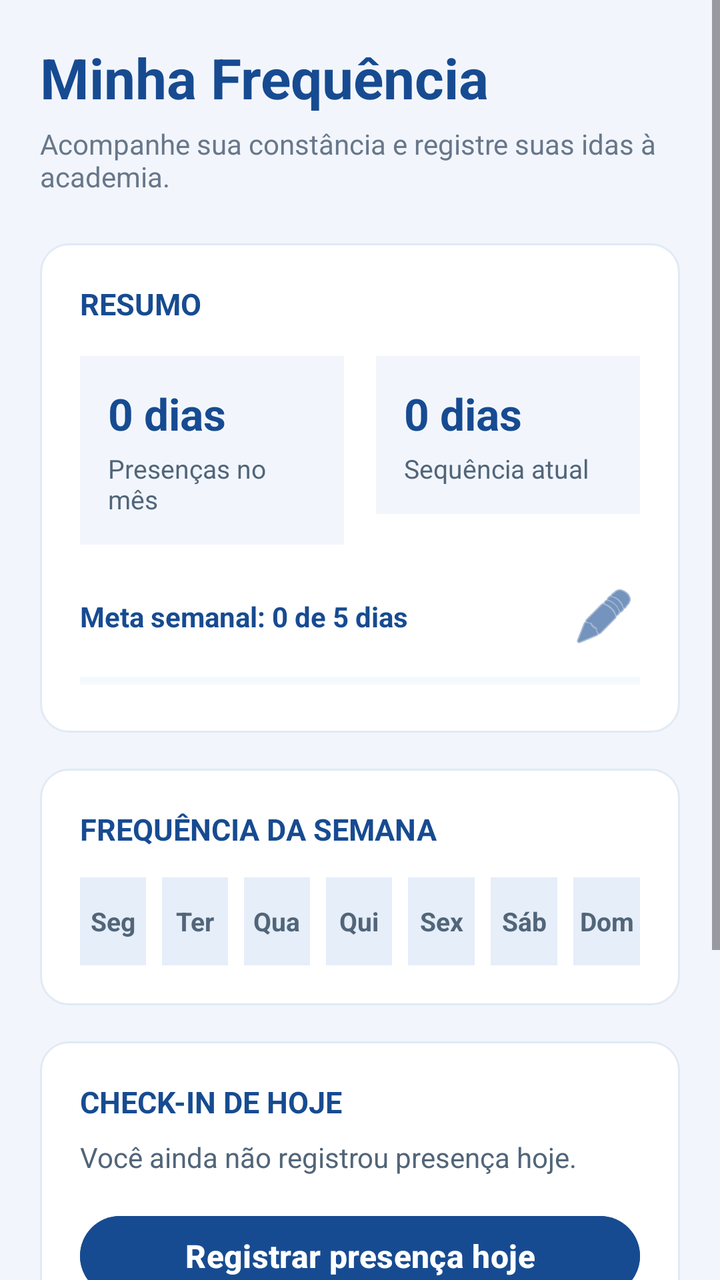
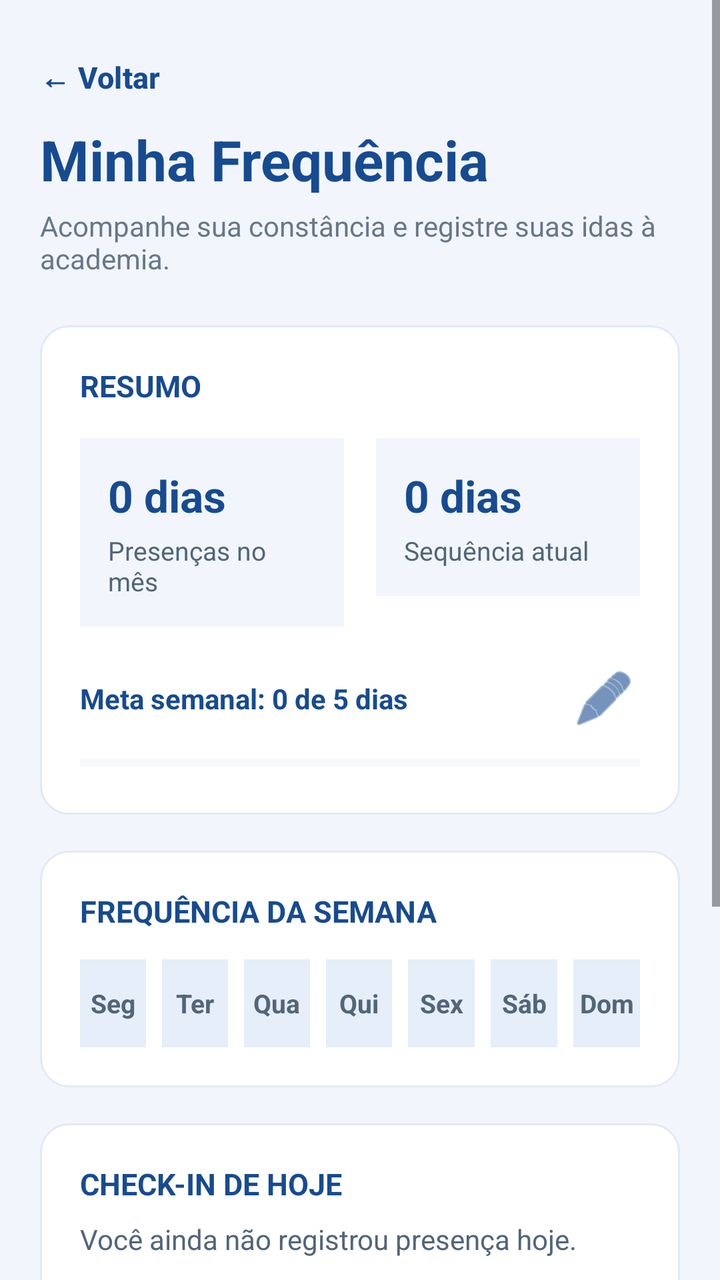

Before-and-after screenshots of an Android layout around one commit, followed by the original layout XML and the change that was made.
<!-- AndroidManifest.xml: application theme Theme.FitManager -->
<!-- res/layout/activity_frequencia.xml -->
<?xml version="1.0" encoding="utf-8"?>
<ScrollView
        xmlns:android="http://schemas.android.com/apk/res/android"
        xmlns:tools="http://schemas.android.com/tools"
        android:id="@+id/main"
        android:layout_width="match_parent"
        android:layout_height="match_parent"
        android:background="#F2F6FC"
        android:fillViewport="true"
        tools:context=".Frequencia">

    <LinearLayout
            android:layout_width="match_parent"
            android:layout_height="wrap_content"
            android:orientation="vertical"
            android:padding="20dp">

        
        <TextView
                android:layout_width="match_parent"
                android:layout_height="wrap_content"
                android:text="Minha Frequência"
                android:textColor="#174B91"
                android:textSize="28sp"
                android:textStyle="bold" />

        <TextView
                android:layout_width="match_parent"
                android:layout_height="wrap_content"
                android:text="Acompanhe sua constância e registre suas idas à academia."
                android:textColor="#68778A"
                android:textSize="14sp"
                android:layout_marginTop="5dp"
                android:layout_marginBottom="24dp" />

        
        <LinearLayout
                android:layout_width="match_parent"
                android:layout_height="wrap_content"
                android:orientation="vertical"
                android:background="@drawable/bg_exercicio"
                android:padding="20dp"
                android:layout_marginBottom="18dp">

            <TextView
                    android:layout_width="match_parent"
                    android:layout_height="wrap_content"
                    android:text="RESUMO"
                    android:textColor="#174B91"
                    android:textStyle="bold"
                    android:textSize="15sp"
                    android:layout_marginBottom="16dp" />

            <LinearLayout
                    android:layout_width="match_parent"
                    android:layout_height="wrap_content"
                    android:orientation="horizontal"
                    android:baselineAligned="false"
                    android:layout_marginBottom="18dp">

                <LinearLayout
                        android:layout_width="0dp"
                        android:layout_height="wrap_content"
                        android:layout_weight="1"
                        android:orientation="vertical"
                        android:background="#F2F6FC"
                        android:padding="14dp"
                        android:layout_marginEnd="8dp">

                    <TextView
                            android:id="@+id/tvTotalMes"
                            android:layout_width="wrap_content"
                            android:layout_height="wrap_content"
                            android:text="0 dias"
                            android:textColor="#174B91"
                            android:textSize="22sp"
                            android:textStyle="bold" />

                    <TextView
                            android:layout_width="wrap_content"
                            android:layout_height="wrap_content"
                            android:text="Presenças no mês"
                            android:textColor="#526579"
                            android:textSize="13sp"
                            android:layout_marginTop="4dp" />

                </LinearLayout>

                <LinearLayout
                        android:layout_width="0dp"
                        android:layout_height="wrap_content"
                        android:layout_weight="1"
                        android:orientation="vertical"
                        android:background="#F2F6FC"
                        android:padding="14dp"
                        android:layout_marginStart="8dp">

                    <TextView
                            android:id="@+id/tvSequencia"
                            android:layout_width="wrap_content"
                            android:layout_height="wrap_content"
                            android:text="0 dias"
                            android:textColor="#174B91"
                            android:textSize="22sp"
                            android:textStyle="bold" />

                    <TextView
                            android:layout_width="wrap_content"
                            android:layout_height="wrap_content"
                            android:text="Sequência atual"
                            android:textColor="#526579"
                            android:textSize="13sp"
                            android:layout_marginTop="4dp" />

                </LinearLayout>

            </LinearLayout>

            <LinearLayout
                    android:layout_width="match_parent"
                    android:layout_height="wrap_content"
                    android:orientation="horizontal"
                    android:gravity="center_vertical"
                    android:layout_marginBottom="8dp">

                <TextView
                        android:id="@+id/tvProgressoFrequencia"
                        android:layout_width="0dp"
                        android:layout_height="wrap_content"
                        android:layout_weight="1"
                        android:text="Meta semanal: 0 de 5 dias"
                        android:textColor="#174B91"
                        android:textStyle="bold"
                        android:textSize="14sp" />

                <ImageButton
                        android:id="@+id/btnEditarMeta"
                        android:layout_width="36dp"
                        android:layout_height="36dp"
                        android:src="@android:drawable/ic_menu_edit"
                        android:background="?attr/selectableItemBackgroundBorderless"
                        android:contentDescription="Editar meta semanal"
                        android:padding="6dp"
                        app:tint="#174B91"
                        xmlns:app="http://schemas.android.com/apk/res-auto" />

            </LinearLayout>

            <ProgressBar
                    android:id="@+id/progressFrequencia"
                    style="?android:attr/progressBarStyleHorizontal"
                    android:layout_width="match_parent"
                    android:layout_height="12dp"
                    android:max="5"
                    android:progress="0"
                    android:progressTint="#2475D0"
                    android:progressBackgroundTint="#DCE6F2" />

        </LinearLayout>

        
        <LinearLayout
                android:layout_width="match_parent"
                android:layout_height="wrap_content"
                android:orientation="vertical"
                android:background="@drawable/bg_exercicio"
                android:padding="20dp"
                android:layout_marginBottom="18dp">

            <TextView
                    android:layout_width="match_parent"
                    android:layout_height="wrap_content"
                    android:text="FREQUÊNCIA DA SEMANA"
                    android:textColor="#174B91"
                    android:textStyle="bold"
                    android:textSize="15sp"
                    android:layout_marginBottom="14dp" />

            <LinearLayout
                    android:layout_width="match_parent"
                    android:layout_height="wrap_content"
                    android:orientation="horizontal"
                    android:gravity="center">

                <TextView
                        android:id="@+id/tvDiaSeg"
                        android:layout_width="0dp"
                        android:layout_height="44dp"
                        android:layout_weight="1"
                        android:layout_marginEnd="4dp"
                        android:gravity="center"
                        android:text="Seg"
                        android:textColor="#526579"
                        android:textSize="13sp"
                        android:textStyle="bold"
                        android:background="#E5EEF9" />

                <TextView
                        android:id="@+id/tvDiaTer"
                        android:layout_width="0dp"
                        android:layout_height="44dp"
                        android:layout_weight="1"
                        android:layout_marginHorizontal="4dp"
                        android:gravity="center"
                        android:text="Ter"
                        android:textColor="#526579"
                        android:textSize="13sp"
                        android:textStyle="bold"
                        android:background="#E5EEF9" />

                <TextView
                        android:id="@+id/tvDiaQua"
                        android:layout_width="0dp"
                        android:layout_height="44dp"
                        android:layout_weight="1"
                        android:layout_marginHorizontal="4dp"
                        android:gravity="center"
                        android:text="Qua"
                        android:textColor="#526579"
                        android:textSize="13sp"
                        android:textStyle="bold"
                        android:background="#E5EEF9" />

                <TextView
                        android:id="@+id/tvDiaQui"
                        android:layout_width="0dp"
                        android:layout_height="44dp"
                        android:layout_weight="1"
                        android:layout_marginHorizontal="4dp"
                        android:gravity="center"
                        android:text="Qui"
                        android:textColor="#526579"
                        android:textSize="13sp"
                        android:textStyle="bold"
                        android:background="#E5EEF9" />

                <TextView
                        android:id="@+id/tvDiaSex"
                        android:layout_width="0dp"
                        android:layout_height="44dp"
                        android:layout_weight="1"
                        android:layout_marginHorizontal="4dp"
                        android:gravity="center"
                        android:text="Sex"
                        android:textColor="#526579"
                        android:textSize="13sp"
                        android:textStyle="bold"
                        android:background="#E5EEF9" />

                <TextView
                        android:id="@+id/tvDiaSab"
                        android:layout_width="0dp"
                        android:layout_height="44dp"
                        android:layout_weight="1"
                        android:layout_marginHorizontal="4dp"
                        android:gravity="center"
                        android:text="Sáb"
                        android:textColor="#526579"
                        android:textSize="13sp"
                        android:textStyle="bold"
                        android:background="#E5EEF9" />

                <TextView
                        android:id="@+id/tvDiaDom"
                        android:layout_width="0dp"
                        android:layout_height="44dp"
                        android:layout_weight="1"
                        android:layout_marginStart="4dp"
                        android:gravity="center"
                        android:text="Dom"
                        android:textColor="#526579"
                        android:textSize="13sp"
                        android:textStyle="bold"
                        android:background="#E5EEF9" />

            </LinearLayout>

        </LinearLayout>

        
        <LinearLayout
                android:layout_width="match_parent"
                android:layout_height="wrap_content"
                android:orientation="vertical"
                android:background="@drawable/bg_exercicio"
                android:padding="20dp"
                android:layout_marginBottom="22dp">

            <TextView
                    android:layout_width="match_parent"
                    android:layout_height="wrap_content"
                    android:text="CHECK-IN DE HOJE"
                    android:textColor="#174B91"
                    android:textStyle="bold"
                    android:textSize="15sp"
                    android:layout_marginBottom="8dp" />

            <TextView
                    android:id="@+id/tvStatusHoje"
                    android:layout_width="match_parent"
                    android:layout_height="wrap_content"
                    android:text="Você ainda não registrou presença hoje."
                    android:textColor="#526579"
                    android:textSize="14sp"
                    android:layout_marginBottom="16dp" />

            <Button
                    android:id="@+id/btnRegistrarPresenca"
                    android:layout_width="match_parent"
                    android:layout_height="wrap_content"
                    android:text="Registrar presença hoje"
                    android:textAllCaps="false"
                    android:textSize="16sp"
                    android:textStyle="bold"
                    android:textColor="#FFFFFF"
                    android:backgroundTint="#174B91" />

        </LinearLayout>

        
        <TextView
                android:layout_width="match_parent"
                android:layout_height="wrap_content"
                android:text="Histórico de presença"
                android:textColor="#174B91"
                android:textSize="20sp"
                android:textStyle="bold"
                android:layout_marginBottom="10dp" />

        <TextView
                android:id="@+id/tvHistoricoFrequencia"
                android:layout_width="match_parent"
                android:layout_height="wrap_content"
                android:text="Nenhuma presença registrada ainda."
                android:textColor="#526579"
                android:textSize="14sp"
                android:background="@drawable/bg_exercicio"
                android:padding="16dp"
                android:layout_marginBottom="12dp" />

        <TextView
                android:layout_width="match_parent"
                android:layout_height="wrap_content"
                android:text="FitManager • Sua evolução começa aqui"
                android:textColor="#8291A3"
                android:textSize="12sp"
                android:gravity="center"
                android:layout_marginTop="16dp"
                android:layout_marginBottom="16dp" />

    </LinearLayout>

</ScrollView>
<!-- resources referenced by this layout -->
<resources>
  <!-- drawable bg_exercicio (drawable) -->
  <?xml version="1.0" encoding="utf-8"?>
  <shape xmlns:android="http://schemas.android.com/apk/res/android"
          android:shape="rectangle">
  
      <solid android:color="#FFFFFF" />
  
      <corners android:radius="14dp" />
  
      <stroke
              android:width="1dp"
              android:color="#E1EAF5" />
  
  </shape>
  <style name="Theme.FitManager" parent="Base.Theme.FitManager" />
  <style name="Base.Theme.FitManager" parent="Theme.Material3.DayNight.NoActionBar">
          
          
      </style>
</resources>

<!-- the commit's change to res/layout/activity_frequencia.xml (unified diff, before → after) -->
@@ -15,6 +15,23 @@
             android:orientation="vertical"
             android:padding="20dp">
 
+        <Button
+                android:id="@+id/btnVoltar"
+                android:layout_width="wrap_content"
+                android:layout_height="wrap_content"
+                android:minWidth="0dp"
+                android:minHeight="0dp"
+                android:paddingStart="0dp"
+                android:paddingEnd="12dp"
+                android:paddingTop="4dp"
+                android:paddingBottom="8dp"
+                android:background="@android:color/transparent"
+                android:text="← Voltar"
+                android:textAllCaps="false"
+                android:textColor="#174B91"
+                android:textSize="15sp"
+                android:textStyle="bold" />
+
         
         <TextView
                 android:layout_width="match_parent"
